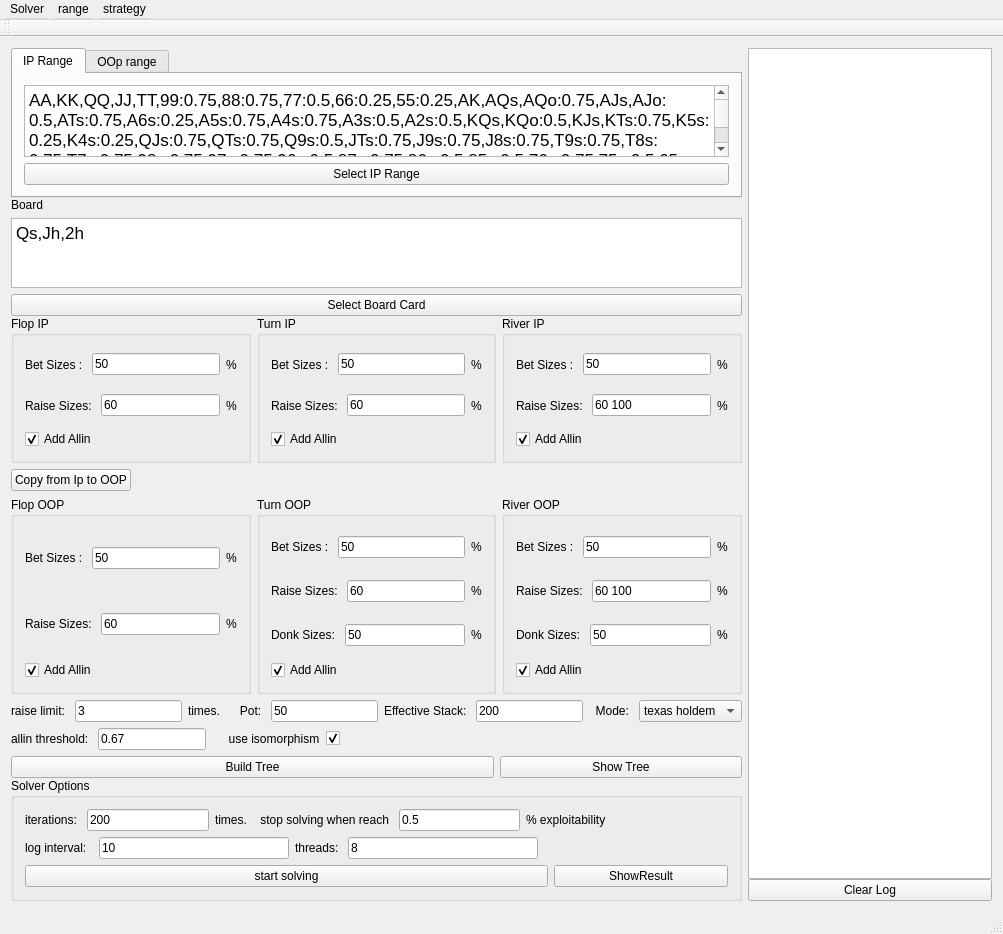
This is mainwindow.ui in bupticybee/TexasSolver as Qt 5 draws it before an edit. The edited form follows.
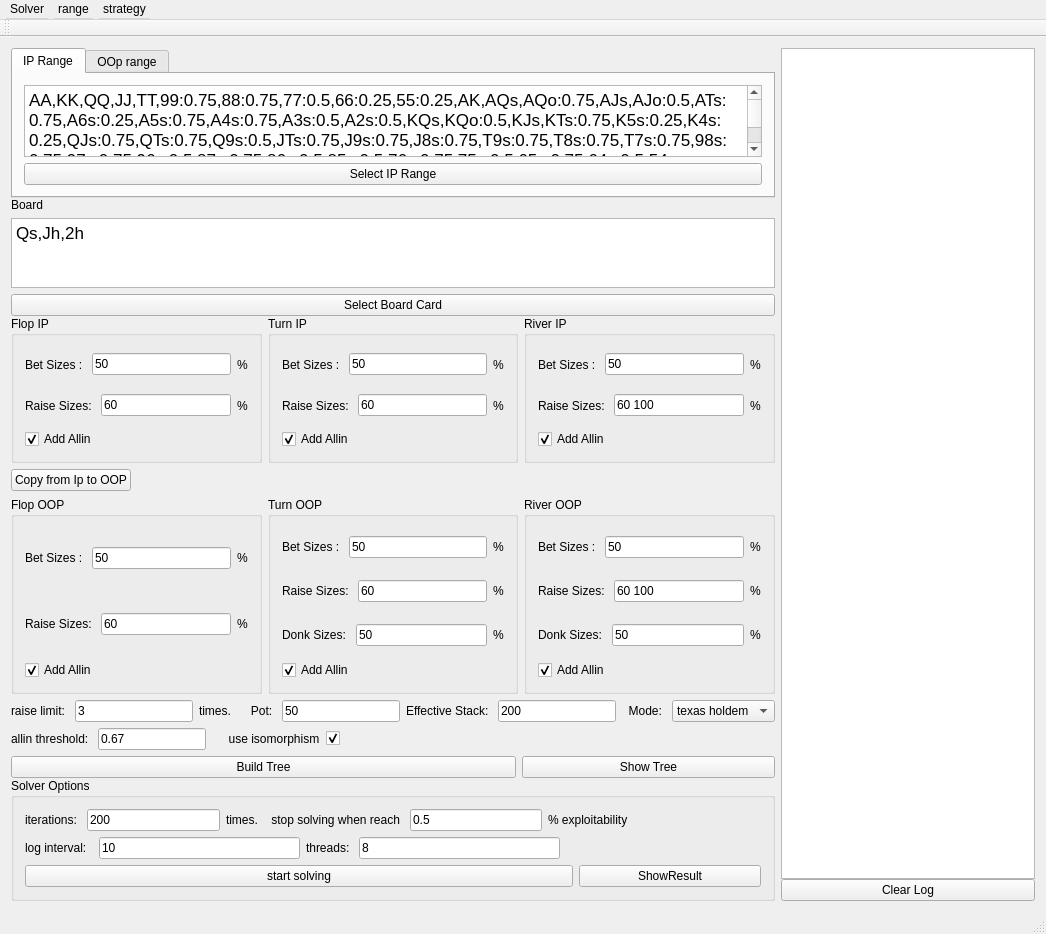
This is the edited form. Custom widgets are drawn as their Qt base class.

Patch:
```diff
--- a/mainwindow.ui
+++ b/mainwindow.ui
@@ -6,7 +6,7 @@
    <rect>
     <x>0</x>
     <y>0</y>
-    <width>1003</width>
+    <width>1046</width>
     <height>934</height>
    </rect>
   </property>
@@ -955,7 +955,7 @@
     <rect>
      <x>0</x>
      <y>0</y>
-     <width>1003</width>
+     <width>1046</width>
      <height>24</height>
     </rect>
    </property>
```
Left out of the diff: 2 changed lines with no effect on the pictures.
